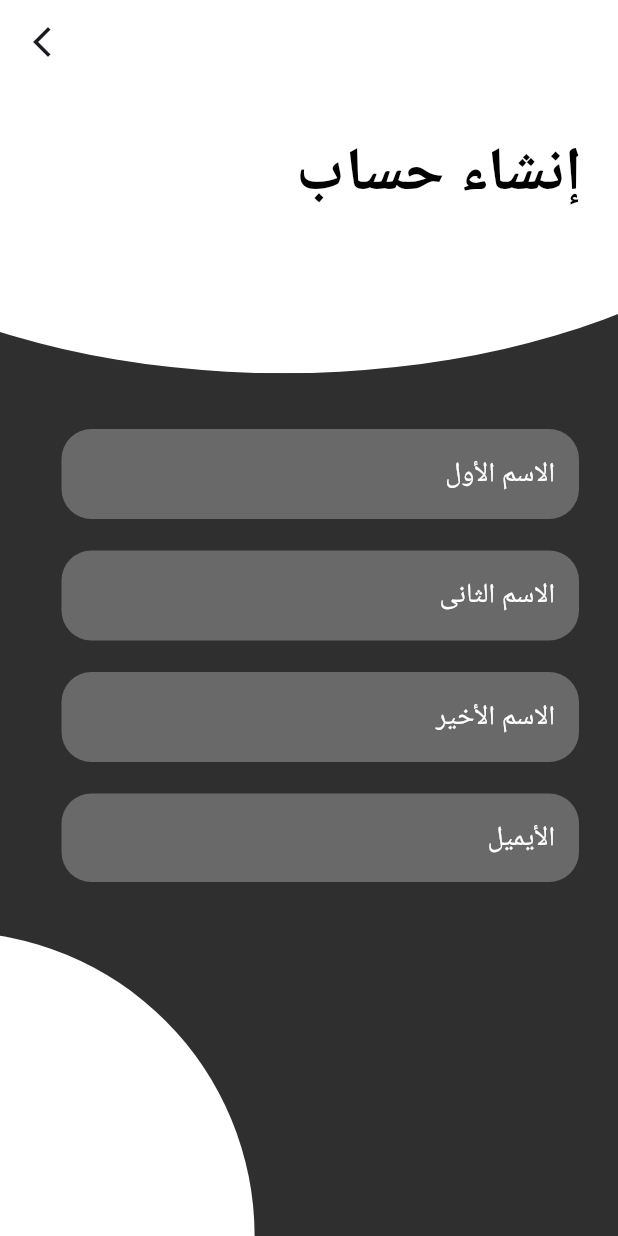
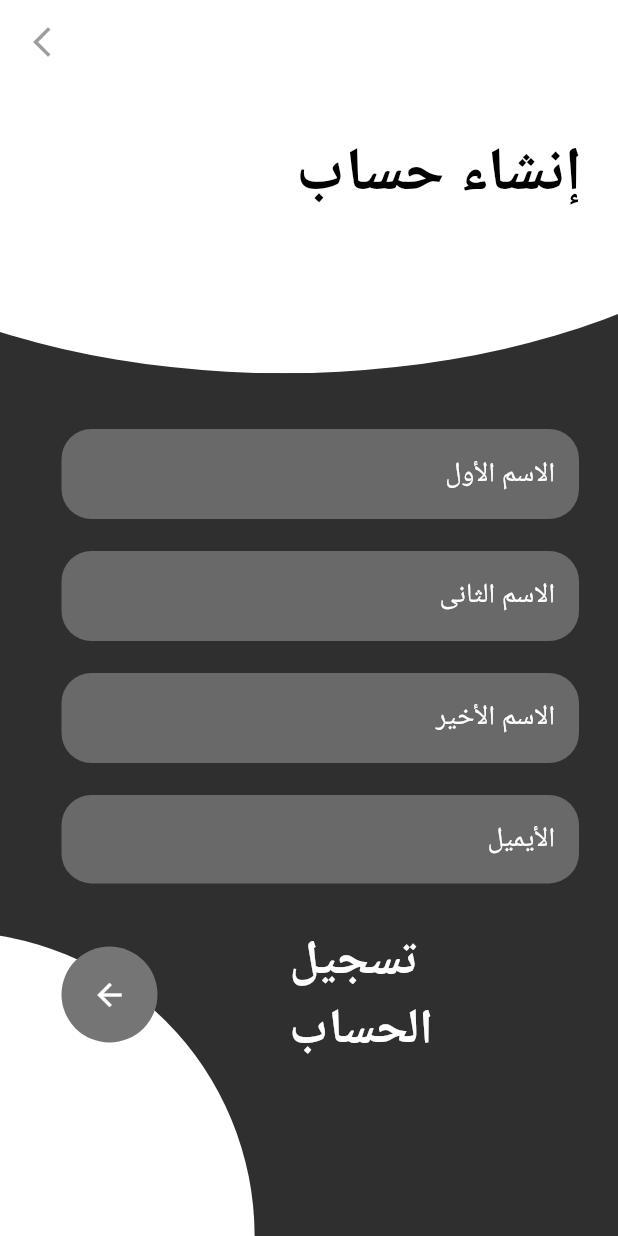
Before and after one commit to mohammedhedaya/-Sar-aat-Al-Tasweeq, a Flutter app: the SignUpPage screen opened by its route, on a phone screen of 412 x 824 dp. Run offline on Flutter 3.47's test engine with Material 3 defaults, Android fonts, the phone set to English and light mode, and no system bars; our stand-ins replace device_preview, flutter_screenutil, flutter_svg, go_router, shared_preferences; accounts and stored records are empty.

Commit message:
Finish Sign Up UI

```diff
--- a/lib/core/utils/app_colors.dart
+++ b/lib/core/utils/app_colors.dart
@@ -9,4 +9,5 @@ class AppColors {
   static const Color silverPink = Color(0xffD3B6B6);
   static const darkGray = Color(0xFF2F2F2F);
   static const signInGray = Color(0xff78838D);
+  static const circleGray = Color(0xff757575);
 }
--- a/lib/features/auth/presentation/views/sign_up_page.dart
+++ b/lib/features/auth/presentation/views/sign_up_page.dart
@@ -1,6 +1,7 @@
 import 'package:flutter/material.dart';
 import 'package:flutter_screenutil/flutter_screenutil.dart';
 import 'package:flutter_svg/flutter_svg.dart';
+import 'package:go_router/go_router.dart';
 import 'package:shopping_chart/core/utils/app_colors.dart';
 import 'package:shopping_chart/core/utils/app_text_style.dart';
 import 'package:shopping_chart/core/utils/assets.dart';
@@ -19,9 +20,12 @@ class SignUpPage extends StatelessWidget {
         elevation: 0,
         surfaceTintColor: Colors.transparent,
         leading: IconButton(
-          onPressed: () {},
+          onPressed: () {
+            context.pop();
+          },
           icon: const Icon(
             Icons.arrow_back_ios_new_outlined,
+            color: Colors.black38,
           ),
         ),
       ),
@@ -47,27 +51,29 @@ class SignUpPage extends StatelessWidget {
               ),
             ),
           ),
-          const Positioned(
+          Positioned(
             top: 230,
             left: 41,
             right: 26,
             child: Column(
               children: [
-                CustomAuthTextField(
+                const CustomAuthTextField(
                   hintText: 'الاسم الأول',
                 ),
-                SizedBox(height: 21),
-                CustomAuthTextField(
+                SizedBox(height: 21.h),
+                const CustomAuthTextField(
                   hintText: 'الاسم الثانى',
                 ),
-                SizedBox(height: 21),
-                CustomAuthTextField(
+                SizedBox(height: 21.h),
+                const CustomAuthTextField(
                   hintText: 'الاسم الأخير',
                 ),
-                SizedBox(height: 21),
-                CustomAuthTextField(
+                SizedBox(height: 21.h),
+                const CustomAuthTextField(
                   hintText: 'الأيميل',
+                  keyboardType: TextInputType.emailAddress,
                 ),
+                SizedBox(height: 7.h),
               ],
             ),
           ),
@@ -85,6 +91,36 @@ class SignUpPage extends StatelessWidget {
               ),
             ),
           ),
+          Positioned(
+            bottom: 115,
+            left: 41,
+            child: Row(
+              children: [
+                InkWell(
+                  onTap: () {},
+                  child: Container(
+                    constraints: const BoxConstraints(
+                      minHeight: 64,
+                      minWidth: 64,
+                    ),
+                    decoration: const BoxDecoration(
+                      color: AppColors.circleGray,
+                      shape: BoxShape.circle,
+                    ),
+                    child: const Icon(
+                      Icons.arrow_back_outlined,
+                      color: AppColors.whiteColor,
+                    ),
+                  ),
+                ),
+                SizedBox(width: 80.w),
+                Text(
+                  "تسجيل\nالحساب",
+                  style: AppStyles.style32W700,
+                ),
+              ],
+            ),
+          ),
         ],
       ),
     );
--- a/lib/features/auth/presentation/widgets/auth_text_field.dart
+++ b/lib/features/auth/presentation/widgets/auth_text_field.dart
@@ -8,15 +8,18 @@ class CustomAuthTextField extends StatelessWidget {
     required this.hintText,
     this.onChanged,
     this.controller,
+    this.keyboardType,
   });
   final String hintText;
   final void Function(String)? onChanged;
   final TextEditingController? controller;
+  final TextInputType? keyboardType;
   @override
   Widget build(BuildContext context) {
     return TextFormField(
       controller: controller,
       onChanged: onChanged,
+      keyboardType: keyboardType,
       cursorColor: AppColors.whiteColor,
       textAlign: TextAlign.right,
       decoration: InputDecoration(
```
